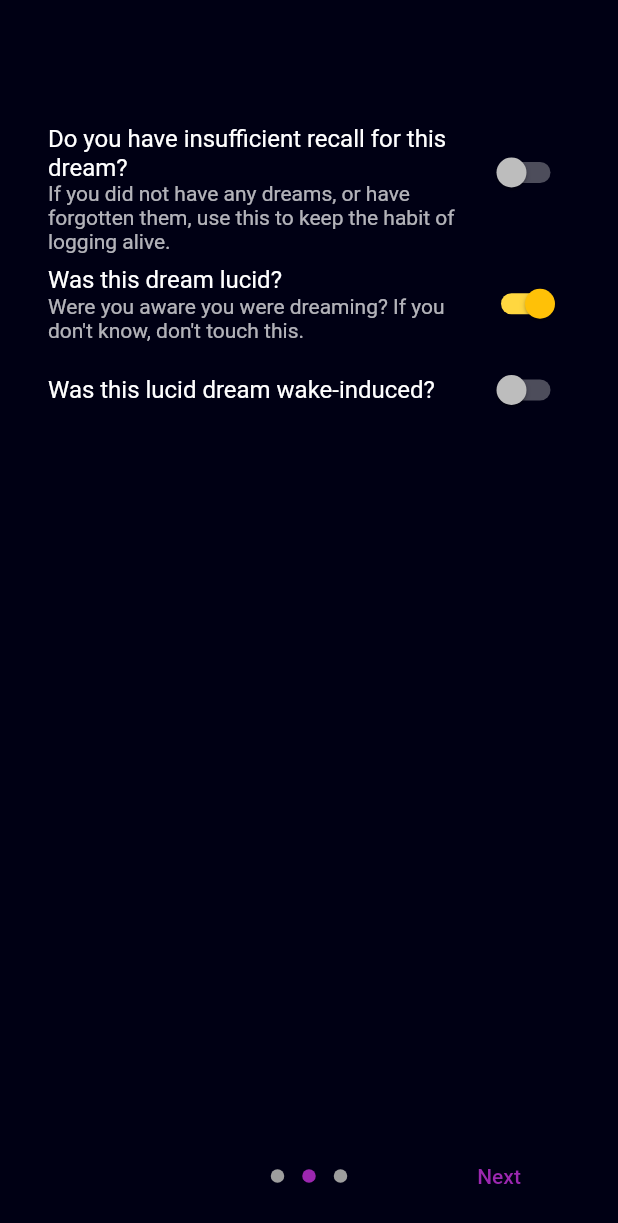
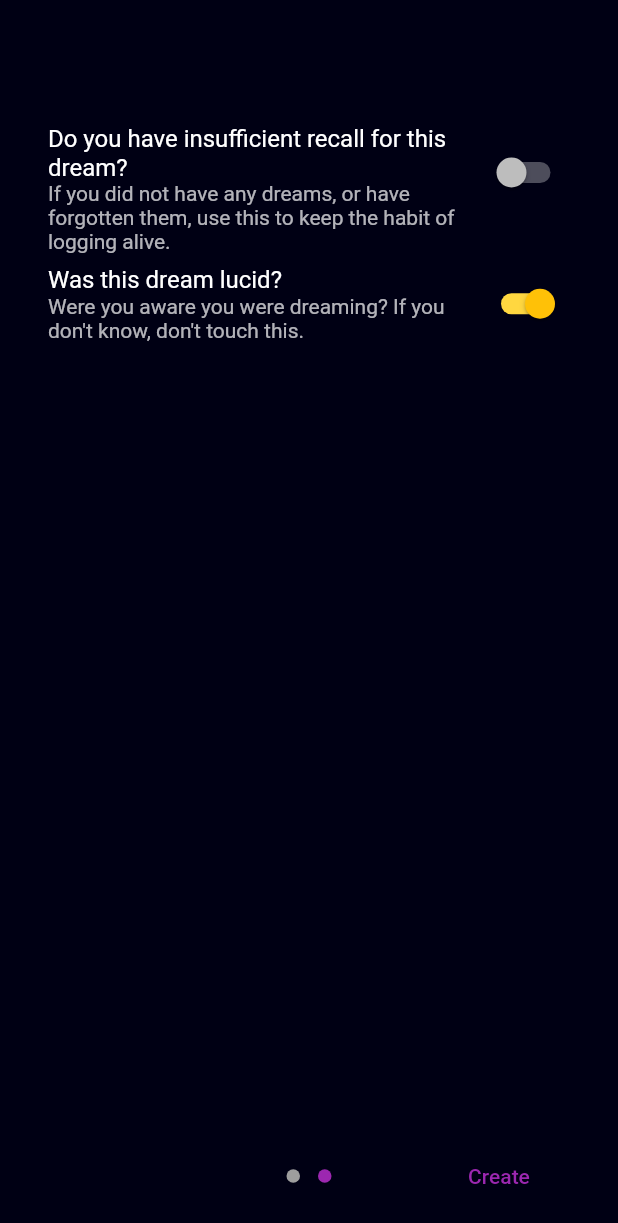
Before and after one commit to bleonard252/lucidlog, a Flutter app: the DreamEdit screen opened by its route, after a tap on "Next", after a tap on "Was this dream lucid?", on a phone screen of 412 x 824 dp. Shown: the top 1223 px of the screen. Run offline on Flutter 3.47's test engine with Material 2 defaults, Android fonts, the phone set to English and light mode, and no system bars; drawn by our look-alikes of introduction_screen; our stand-ins replace date_field, file_picker, flutter_local_notifications, get, permission_handler, shared_preferences; missing offline and left inert: date_time_format, file_picker_cross, mdi, objectdb, shared_preferences_settings; accounts and stored records are empty.

```diff
--- a/lib/db/dream.dart
+++ b/lib/db/dream.dart
@@ -1,3 +1,10 @@
+import 'dart:ui';
+
+import 'package:flutter/material.dart';
+import 'package:flutter/widgets.dart';
+import 'package:journal/main.dart';
+import 'package:journal/views/optional_features.dart';
+import 'package:mdi/mdi.dart';
 import 'package:objectdb/objectdb.dart';
 
 class DreamRecord {
@@ -9,8 +16,16 @@ class DreamRecord {
     required ObjectDB database
   }) : database = database;
 
-  Future<void> loadDocument() async => _document = await database.first({"_id": id});
-
+  Future<void> loadDocument() async {
+    _document = await database.first({"_id": id});
+    /// WILD migration from flag to method
+    if (_document["wild"] == true && !methods.contains("WILD")) {
+      await database.update(_document, {
+        Op.set: {"methods": [...(_document["methods"] ?? []), "WILD"]}
+      });
+      _document = await database.first({"_id": id});
+    }
+  }
 
   /// The dream's title.
   String get title => _document["title"] ?? "No title provided";
@@ -24,9 +39,17 @@ class DreamRecord {
   bool get lucid => _document["lucid"] ?? false;
   set lucid(bool value) => database.update(_document, {"lucid": value});
 
+  _DreamType get type => _DreamType.withRecall(
+    !this.forgotten,
+    this.lucid ? ((this.methods.contains("WILD") || this.methods.contains("SSILD") || methods.contains("DEILD")) && OptionalFeatures.wildDistinction) ? _DreamType.wildLucid
+      : _DreamType.dildLucid
+    : _DreamType.nonLucid
+  );
+
   /// If it is a lucid dream, whether or not it was wake-induced.
-  bool get wild => _document["wild"] ?? false;
-  set wild(bool value) => database.update(_document, {"wild": value});
+  // @Deprecated("Use type instead.")
+  // bool get wild => _document["wild"] ?? false;
+  // set wild(bool value) => database.update(_document, {"wild": value});
 
   /// If the dream was forgotten or otherwise not remembered with much integrity.
   /// Any details provided will still be shown.
@@ -38,7 +61,7 @@ class DreamRecord {
   set timestamp(DateTime value) => database.update(_document, {"timestamp": value.millisecondsSinceEpoch});
   static final dtzero = DateTime.fromMillisecondsSinceEpoch(0);
 
-  List<String> get methods => _document["methods"] ?? [];
+  List<String> get methods => List.castFrom<dynamic, String>(_document["methods"] ?? []);
   set methods(List<String> value) => database.update(_document, {"methods": value});
 
   // /// The method used.
@@ -55,6 +78,58 @@ class DreamRecord {
   set tags(List<String> value) => database.update(_document, {"tags": value});
 
   /// Is the dream incompletely logged?
+  /// This is set to `true` after tagging
+  /// and `false` after journaling a tagged
+  /// dream journal entry.
+  /// This changes how the entry is shown on
+  /// the Home and Search screens.
   bool get incomplete => _document["incomplete"] ?? false;
   set incomplete(bool value) => database.update(_document, {"incomplete": value});
 }
+
+class _DreamType {
+  /// A gradient used in place of the grey
+  /// background on the Details page and the
+  /// white color of the icon on the List and Search pages.
+  final Gradient? gradient;
+  /// The name of the dream type, used in the Type area.
+  /// If false, it falls back to another entry.
+  final String name;
+  /// The icon associated with the dream type.
+  final IconData icon;
+
+  const _DreamType._({
+    this.gradient,
+    required this.name,
+    required this.icon
+  });
+
+  /// Any non-lucid dream.
+  static const nonLucid = _DreamType._(
+    name: "Non-Lucid Dream",
+    icon: Icons.cloud_outlined
+  );
+  /// Used in dreams of insufficient recall.
+  /// A unique feature of this mode's display
+  /// is that it does not appear in the
+  /// Dream Type box, instead reverting to
+  /// its lucidity.
+  _DreamType.withRecall(bool sufficient, _DreamType fallback) :
+    this.name = fallback.name,
+    this.icon = sufficient ? fallback.icon : Icons.cloud_off,
+    this.gradient = fallback.gradient;
+
+  /// A lucid dream. If WILD distinction is off,
+  /// this shows for WILDs.
+  static final dildLucid = _DreamType._(
+    name: (OptionalFeatures.wildDistinction) ? "Dream-Induced Lucid Dream" : "Lucid Dream",
+    icon: Icons.cloud,
+    gradient: purpleGradient
+  );
+  /// A WILD, if WILD distinction is on.
+  static final wildLucid = _DreamType._(
+    name: "Wake-Induced Lucid Dream",
+    icon: Mdi.weatherLightning,
+    gradient: goldGradient
+  );
+}
--- a/lib/views/editor.dart
+++ b/lib/views/editor.dart
@@ -4,6 +4,7 @@ import 'package:get/get.dart';
 import 'package:introduction_screen/introduction_screen.dart';
 import 'package:journal/db/dream.dart';
 import 'package:journal/main.dart';
+import 'package:journal/views/optional_features.dart';
 import 'package:objectdb/objectdb.dart';
 import 'package:date_field/date_field.dart';
 
@@ -25,9 +26,10 @@ class _DreamEditState extends State<DreamEdit> {
   late final TextEditingController summaryController;
   late final TextEditingController tagController;
   bool isDreamLucid = false;
-  bool isDreamWild = false;
+  //bool isDreamWild = false;
   bool isDreamForgotten = false;
-  List tags = [];
+  List<String> tags = [];
+  List<String> methods = [];
   DateTime dateValue = DateTime.now();
 
   @override
@@ -36,10 +38,11 @@ class _DreamEditState extends State<DreamEdit> {
     summaryController = TextEditingController(text: widget.dream?.body ?? "");
     tagController = TextEditingController(text: "");
     isDreamLucid = widget.dream?.lucid ?? isDreamLucid;
-    isDreamWild = widget.dream?.wild ?? isDreamWild;
+    //isDreamWild = widget.dream?.wild ?? isDreamWild;
     isDreamForgotten = widget.dream?.forgotten ?? isDreamForgotten;
     dateValue = widget.dream?.timestamp ?? dateValue;
     tags = widget.dream?.tags ?? [];
+    methods = widget.dream?.methods ?? [];
     super.initState();
   }
 
@@ -76,11 +79,11 @@ class _DreamEditState extends State<DreamEdit> {
                 if (widget.mode == DreamEditMode.tag) TextField(
                   controller: tagController,
                   decoration: InputDecoration(
-                    hintText: "Add a new tag with comma (,)"
+                    hintText: "Add a new tag with comma (,) or Enter"
                   ),
                   onChanged: (v) {
                     if (v.endsWith(",")) {
-                      tags.add(v.replaceFirst(",", ""));
+                      if (v.replaceFirst(",", "") != "") tags.add(v.replaceFirst(",", ""));
                       tagController.clear();
                       setState(() {});
                     }
@@ -177,24 +180,38 @@ class _DreamEditState extends State<DreamEdit> {
               value: isDreamLucid,
               onChanged: (newValue) => setState(() => isDreamLucid = newValue)
             ),
-            if (isDreamLucid) SwitchListTile(
+            if (isDreamLucid && OptionalFeatures.wildDistinction && !OptionalFeatures.rememberMethods) SwitchListTile(
               title: Text("Was this lucid dream wake-induced?"),
-              value: isDreamWild,
-              onChanged: (newValue) => setState(() => isDreamWild = newValue)
+              value: methods.contains("WILD"),
+              onChanged: (newValue) => setState(() => newValue ? methods.add("WILD") : methods.remove("WILD"))
             ),
           ])
         ),
-        if (isDreamLucid && widget.mode != DreamEditMode.tag) PageViewModel(
+        if (isDreamLucid && widget.mode != DreamEditMode.tag && OptionalFeatures.rememberMethods) PageViewModel(
           title: "Methods used",
           bodyWidget: Column(
             children: [
-              for (var i in sharedPreferences.getStringList("ld-methods") ?? [])
-              CheckboxListTile(
-                value: widget.dream?.methods.contains(i) ?? false,
-                onChanged: (x) => x ?? false
-                ? widget.dream?.methods.add(i)
-                : widget.dream?.methods.remove(i),
-                title: Text(i),
+              if (OptionalFeatures.wildDistinction) CheckboxListTile(
+                activeColor: Colors.amber,
+                checkColor: Get.theme.canvasColor,
+                value: methods.contains("WILD"),
+                onChanged: (x) => setState(() => x ?? false
+                ? methods.add("WILD")
+                : methods.remove("WILD")),
+                title: Text("WILD", style: TextStyle(color: Colors.amber)),
+              ),
+              for (var i in [...sharedPreferences.getStringList("ld-methods") ?? [], ...methods].toSet())
+              if ((OptionalFeatures.wildDistinction && i != "WILD") || !OptionalFeatures.wildDistinction) CheckboxListTile(
+                activeColor: Get.theme.primaryColor,
+                checkColor: Get.theme.canvasColor,
+                value: methods.contains(i),
+                onChanged: (x) => setState(() => x ?? false
+                ? methods.add(i)
+                : methods.remove(i)),
+                title: Text(i, style: TextStyle(
+                  // Gray out techniques that have been removed from the list
+                  color: Colors.white.withAlpha(sharedPreferences.getStringList("ld-methods")?.contains(i)??false ? 255 : 127))
+                ),
               )
             ],
           )
@@ -215,9 +232,10 @@ class _DreamEditState extends State<DreamEdit> {
           "body": summaryController.value.text,
           "timestamp": dateValue.millisecondsSinceEpoch,
           "lucid": isDreamLucid,
-          "wild": isDreamWild,
+          //"wild": isDreamWild,
           "forgotten": isDreamForgotten,
           "tags": tags,
+          "methods": isDreamLucid ? methods : [],
           "incomplete": (widget.mode == DreamEditMode.tag)
         };
         if (widget.mode == DreamEditMode.create || widget.mode == DreamEditMode.tag) database.insert(newData);
--- a/lib/views/list.dart
+++ b/lib/views/list.dart
@@ -153,13 +153,15 @@ class DreamEntry extends StatelessWidget {
             ? "No dream logged"
             : dream.title),
         subtitle: Text(dream.body, maxLines: 5, overflow: TextOverflow.fade),
-        leading: dream.lucid
-            ? dream.wild
-                ? GradientIcon(Mdi.weatherLightning, 24, goldGradient)
-                : GradientIcon(Icons.cloud, 24, purpleGradient)
-            : dream.forgotten
-                ? Icon(Icons.cloud_off)
-                : Icon(Icons.cloud_outlined),
+        // leading: dream.lucid
+        //     ? dream.wild
+        //         ? GradientIcon(Mdi.weatherLightning, 24, goldGradient)
+        //         : GradientIcon(Icons.cloud, 24, purpleGradient)
+        //     : dream.forgotten
+        //         ? Icon(Icons.cloud_off)
+        //         : Icon(Icons.cloud_outlined),
+        leading: dream.type.gradient == null ? Icon(dream.type.icon)
+        : GradientIcon(dream.type.icon, 24, dream.type.gradient!),
         onTap: () => Get.toNamed("/details", arguments: dream),
       ) else ListTile(
         title: Text("Finish this dream!"),
```
Also changed, not shown: lib/views/details.dart (+68 -12 lines), lib/views/methods.dart (added, +92 -0 lines), lib/views/optional_features.dart (added, +40 -0 lines), lib/views/settings.dart (+26 -14 lines).
